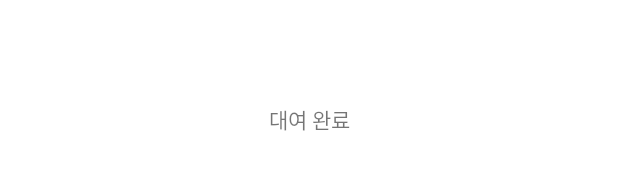
After one commit to tndus77/HelmetDetect, an Android app: the layout activity_authenticated.xml on its own in the app's theme, with its tools: preview values and no code run, on a phone screen of 412 x 824 dp. The commit adds this screen. Shown: the part 499-669 px from the top of the screen. Run offline under Robolectric (Android 15) with nearby library versions, the phone set to English and light mode, and no system bars; Roboto replaces fonts that are not available here.

Commit message:
authenticated

```diff
--- a/app/src/main/java/com/example/myapp/CameraActivity.java
+++ b/app/src/main/java/com/example/myapp/CameraActivity.java
@@ -127,6 +127,8 @@ public class CameraActivity extends AppCompatActivity {
             // 텍스트뷰에 무슨 버섯인지 띄우기 but error남 ㅜㅜ 붉은 사슴뿔만 주구장창
             if (output[0][0] * 100 > 80) {
                 tv_output.setText(String.format("with_helmet, %.5f", output[0][0] * 100));
+                Intent intent = new Intent(getApplicationContext(), Authenticated.class);
+                startActivity(intent);
             } else {
                 tv_output.setText(String.format("without_helmet,  %.5f", output[0][1] * 100));
             }
--- /dev/null
+++ b/app/src/main/res/layout/activity_authenticated.xml
@@ -0,0 +1,16 @@
+<?xml version="1.0" encoding="utf-8"?>
+<LinearLayout xmlns:android="http://schemas.android.com/apk/res/android"
+    xmlns:app="http://schemas.android.com/apk/res-auto"
+    xmlns:tools="http://schemas.android.com/tools"
+    android:layout_width="match_parent"
+    android:layout_height="match_parent"
+    tools:context=".Authenticated">
+
+    <TextView
+        android:id="@+id/textView3"
+        android:layout_width="match_parent"
+        android:layout_height="match_parent"
+        android:gravity="center"
+        android:text="대여 완료" />
+
+</LinearLayout>
--- a/app/src/main/res/values/strings.xml
+++ b/app/src/main/res/values/strings.xml
@@ -101,7 +101,7 @@
 
     <string name="back">Back</string>
 
-    <item name="visible" type="id"/>
+    <item name="visible" type="id" />
 
-    <item name="masked" type="id"/>
+    <item name="masked" type="id" />
 </resources>
```
Also changed, not shown: app/src/main/AndroidManifest.xml (+12 -20 lines), app/src/main/java/com/example/myapp/Authenticated.java (added, +14 -0 lines).
